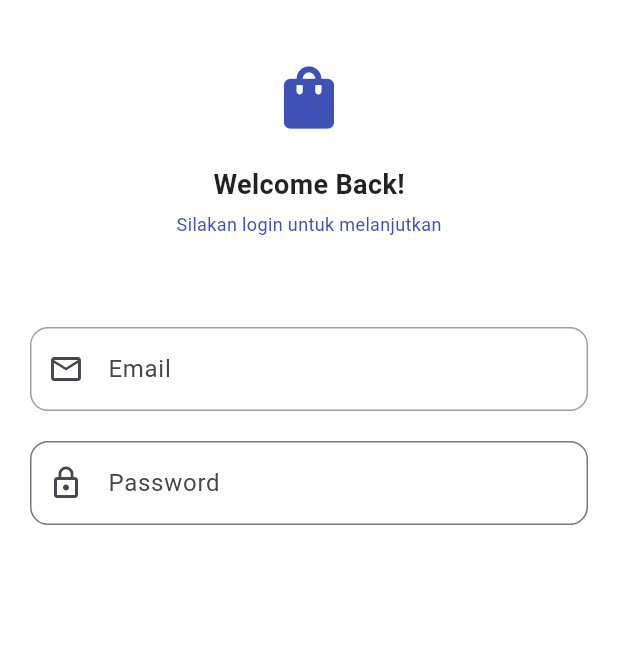
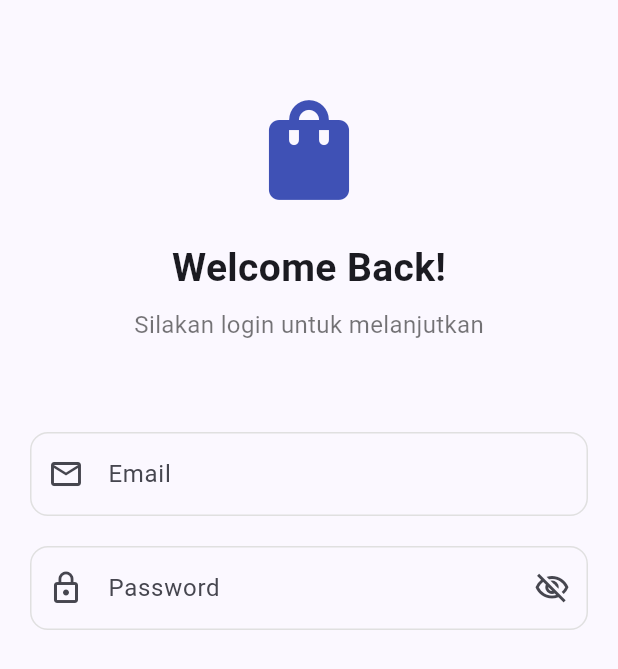
Before and after one commit to Mariariaardyanti/KB1179-1123150050-uts, a Flutter app: the Login screen opened directly, on a phone screen of 412 x 824 dp. Shown: the top 669 px of the screen. Run offline on Flutter 3.47's test engine with Material 3 defaults, Android fonts, the phone set to English and light mode, and no system bars.

Commit message:
update: add lock icon and visibility password

```diff
--- a/lib/screen/login.dart
+++ b/lib/screen/login.dart
@@ -1,40 +1,39 @@
 import 'package:flutter/material.dart';
 
-class Login extends StatelessWidget {
+class Login extends StatefulWidget {
   const Login({super.key});
+
+  @override
+  State<Login> createState() => _LoginState();
+}
+
+class _LoginState extends State<Login> {
+  bool _obscurePassword = true;
 
   @override
   Widget build(BuildContext context) {
     return Scaffold(
-      backgroundColor: Colors.white,
       body: SingleChildScrollView(
         child: Center(
-          child: Padding(
+          child: Container(
             padding: const EdgeInsets.all(20.0),
             child: Column(
-              mainAxisAlignment: MainAxisAlignment.center,
-              crossAxisAlignment: CrossAxisAlignment.center,
               children: [
-                const SizedBox(height: 20),
-                const Icon(Icons.shopping_bag, size: 50, color: Colors.indigo),
+                const SizedBox(height: 40),
+                const Icon(Icons.shopping_bag, size: 80, color: Colors.indigo),
                 const SizedBox(height: 20),
                 const Text(
                   "Welcome Back!",
-                  style: TextStyle(
-                    fontSize: 18,
-                    fontWeight: FontWeight.bold,
-                    color: Colors.black87,
+                  style: TextStyle(fontSize: 26, fontWeight: FontWeight.bold),
                 ),
-                ),
-                const SizedBox(height: 5),
+                const SizedBox(height: 8),
                 const Text(
                   "Silakan login untuk melanjutkan",
-                  style: TextStyle(
-                    fontSize: 12,
-                    color: Colors.indigo,
-                  ),
+                  style: TextStyle(fontSize: 16, color: Colors.black54),
                 ),
                 const SizedBox(height: 60),
+
+                // 📧 Email
                 TextField(
                   keyboardType: TextInputType.emailAddress,
                   decoration: InputDecoration(
@@ -46,7 +45,7 @@ class Login extends StatelessWidget {
                     ),
                     enabledBorder: OutlineInputBorder(
                       borderRadius: BorderRadius.circular(12),
-                      borderSide: BorderSide(color: Colors.grey[500]!),
+                      borderSide: BorderSide(color: Colors.grey[300]!),
                     ),
                     focusedBorder: const OutlineInputBorder(
                       borderRadius: BorderRadius.all(Radius.circular(12)),
@@ -54,15 +53,38 @@ class Login extends StatelessWidget {
                     ),
                   ),
                 ),
+
                 const SizedBox(height: 20),
+
+                // 🔒 Password
                 TextField(
-                obscureText: true,
+                  obscureText: _obscurePassword,
                   decoration: InputDecoration(
                     labelText: 'Password',
                     hintText: 'Masukkan password anda',
                     prefixIcon: const Icon(Icons.lock_outline),
+                    suffixIcon: IconButton(
+                      icon: Icon(
+                        _obscurePassword
+                            ? Icons.visibility_off_outlined
+                            : Icons.visibility_outlined,
+                      ),
+                      onPressed: () {
+                        setState(() {
+                          _obscurePassword = !_obscurePassword;
+                        });
+                      },
+                    ),
                     border: OutlineInputBorder(
                       borderRadius: BorderRadius.circular(12),
+                    ),
+                    enabledBorder: OutlineInputBorder(
+                      borderRadius: BorderRadius.circular(12),
+                      borderSide: BorderSide(color: Colors.grey[300]!),
+                    ),
+                    focusedBorder: const OutlineInputBorder(
+                      borderRadius: BorderRadius.all(Radius.circular(12)),
+                      borderSide: BorderSide(color: Colors.indigo, width: 2),
                     ),
                   ),
                 ),
```
Lines whose indentation alone changed are shown as unchanged.
